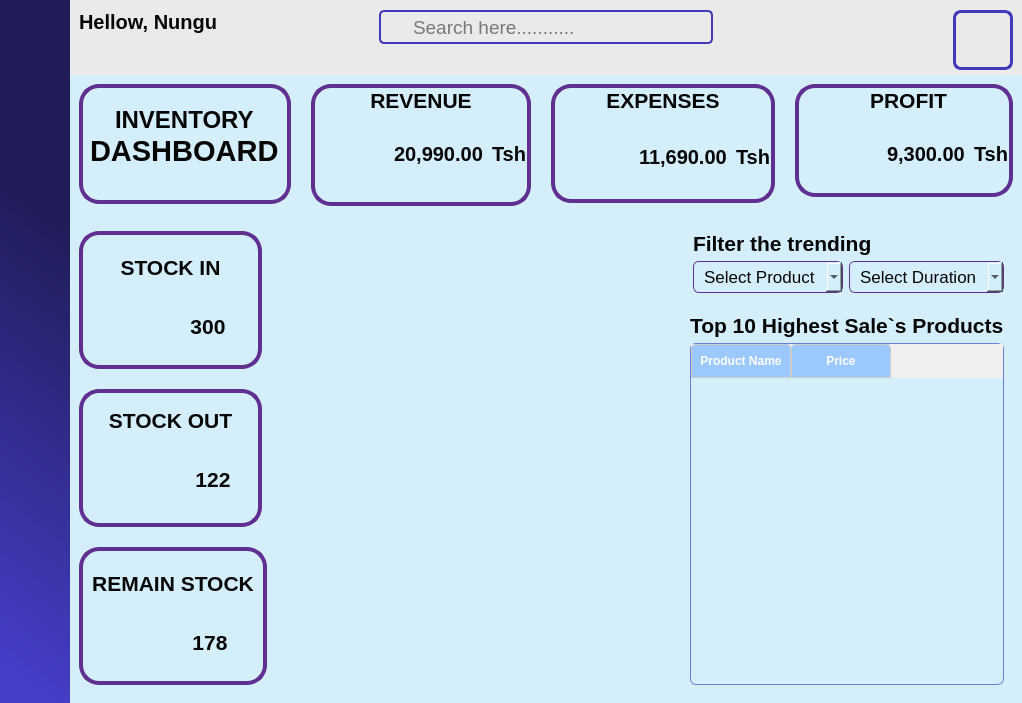
Nicholauswarobi/Business-Keeper-Software, file mainwindow.ui: the form before one commit.
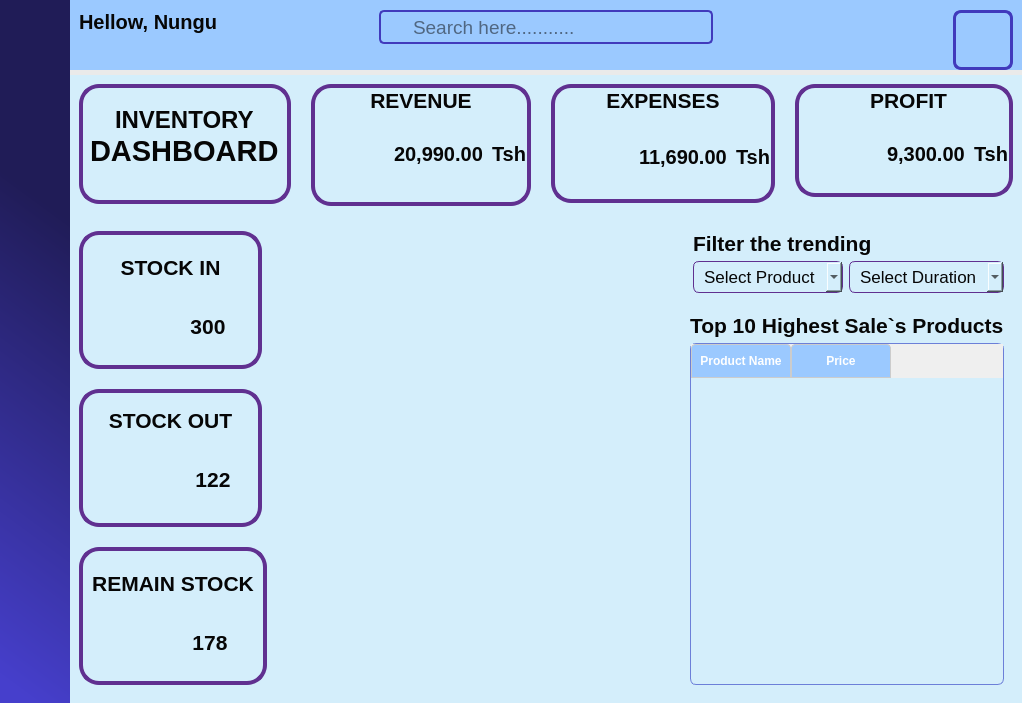
The form after the commit. Icons and pictures are not drawn.

Patch:
```diff
--- a/mainwindow.ui
+++ b/mainwindow.ui
@@ -35,6 +35,10 @@
 	background-color: #D4EEFB;
 }
 
+#Header_widget{
+    background-color: #9BC9FF;
+}
+
 #LeftSideMenuwidget{
 	background-color: qlineargradient(spread:pad, x1:0.459, y1:1, x2:0.525453, y2:0.091, stop:0 rgba(70, 63, 204, 255), stop:0.793296 rgba(32, 28, 87, 255));
 }
```
Left out of the diff: 12 changed lines with no effect on the pictures.
